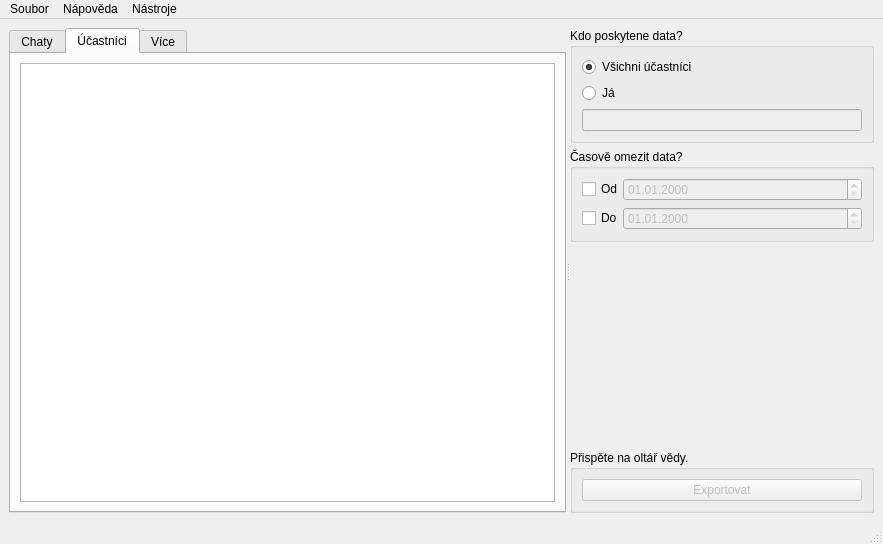
Above: src/chateen.ui from wykys/chateen before the change. Below: the same form after it.
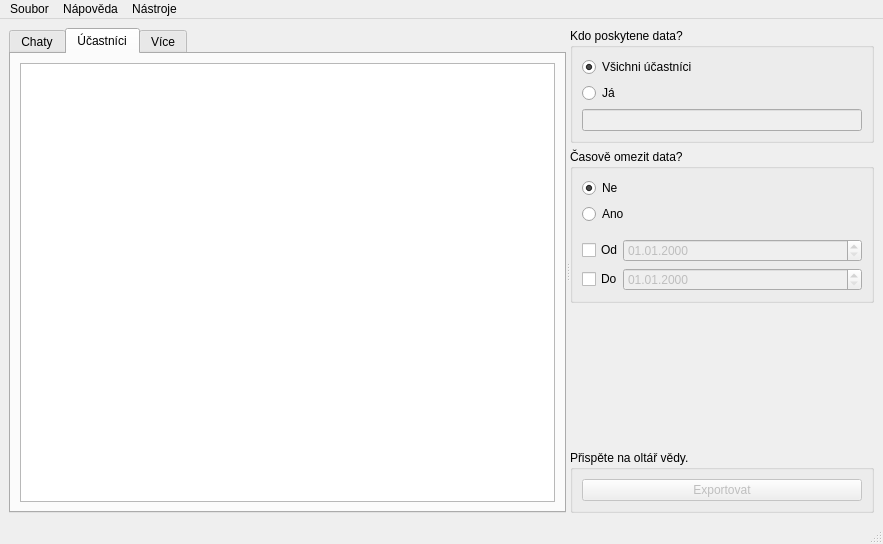
That is the form after the change. The open tabs and pages were chosen to show the change.

Commit message: Added hide time limit

What changed in the file:
```diff
--- a/src/chateen.ui
+++ b/src/chateen.ui
@@ -25,7 +25,7 @@
         <bool>true</bool>
        </property>
        <property name="currentIndex">
-        <number>0</number>
+        <number>1</number>
        </property>
        <property name="documentMode">
         <bool>false</bool>
@@ -73,7 +73,7 @@
        </property>
        <layout class="QVBoxLayout" name="verticalLayout_2">
         <item>
-         <widget class="QGroupBox" name="groupBox">
+         <widget class="QGroupBox" name="group_who">
           <property name="title">
            <string>Kdo poskytene data?</string>
           </property>
@@ -112,13 +112,72 @@
          </widget>
         </item>
         <item>
-         <widget class="QGroupBox" name="groupBox_2">
+         <widget class="QGroupBox" name="group_date">
           <property name="title">
            <string>Časově omezit data?</string>
           </property>
           <layout class="QVBoxLayout" name="verticalLayout_6">
            <item>
-            <widget class="QWidget" name="widget" native="true">
+            <widget class="QWidget" name="widget_date_enable" native="true">
+             <layout class="QVBoxLayout" name="verticalLayout_9">
+              <property name="spacing">
+               <number>6</number>
+              </property>
+              <property name="leftMargin">
+               <number>0</number>
+              </property>
+              <property name="topMargin">
+               <number>0</number>
+              </property>
+              <property name="rightMargin">
+               <number>0</number>
+              </property>
+              <property name="bottomMargin">
+               <number>9</number>
+              </property>
+              <item>
+               <widget class="QRadioButton" name="radio_button_date_no">
+                <property name="text">
+                 <string>Ne</string>
+                </property>
+                <property name="checked">
+                 <bool>true</bool>
+                </property>
+               </widget>
+              </item>
+              <item>
+               <widget class="QRadioButton" name="radio_button_date_yes">
+                <property name="text">
+                 <string>Ano</string>
+                </property>
+               </widget>
+              </item>
+             </layout>
+            </widget>
+           </item>
+           <item>
+            <widget class="QWidget" name="widget_date_range" native="true">
+             <property name="enabled">
+              <bool>true</bool>
+             </property>
+             <property name="visible">
+              <bool>false</bool>
+             </property>
+             <layout class="QVBoxLayout" name="verticalLayout_8">
+              <property name="leftMargin">
+               <number>0</number>
+              </property>
+              <property name="topMargin">
+               <number>0</number>
+              </property>
+              <property name="rightMargin">
+               <number>0</number>
+              </property>
+              <property name="bottomMargin">
+               <number>0</number>
+              </property>
+              <item>
+               <widget class="QWidget" name="widget_date_from" native="true">
              <layout class="QHBoxLayout" name="horizontalLayout_3">
               <property name="spacing">
                <number>0</number>
@@ -162,7 +221,7 @@
             </widget>
            </item>
            <item>
-            <widget class="QWidget" name="widget_2" native="true">
+               <widget class="QWidget" name="widget_date_to" native="true">
              <layout class="QHBoxLayout" name="horizontalLayout_4">
               <property name="spacing">
                <number>0</number>
@@ -214,6 +273,9 @@
           </layout>
          </widget>
         </item>
+          </layout>
+         </widget>
+        </item>
         <item>
          <spacer name="verticalSpacer_2">
           <property name="orientation">
@@ -228,7 +290,7 @@
          </spacer>
         </item>
         <item>
-         <widget class="QGroupBox" name="groupBox_3">
+         <widget class="QGroupBox" name="group_export">
           <property name="title">
            <string>Přispěte na oltář vědy.</string>
           </property>
```
Left out of the diff: 32 changed lines with no effect on the pictures. Lines whose indentation alone changed are shown as unchanged. The commit also changes 1 other file.
